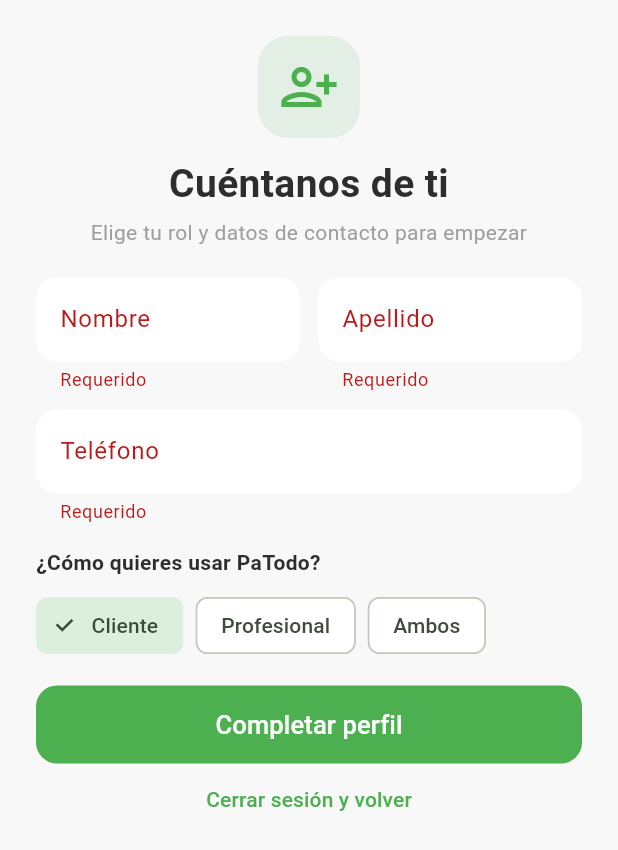
After one commit to CarlosOrozco-1/paTodo, a Flutter app: the CompleteProfileScreen screen opened directly, after a tap on "Completar perfil", on a phone screen of 412 x 824 dp. The commit adds this screen. Shown: the top 850 px of the screen. Run offline on Flutter 3.47's test engine with Material 3 defaults, Android fonts, the phone set to English and light mode, and no system bars; our stand-ins replace cloud_firestore, dio, firebase_auth, firebase_core, flutter_map, geolocator and 2 more; accounts and stored records are empty.

Commit message:
fix(mobile): completar perfil centralizado + fix modal colgado + bienvenida para nuevos usuarios + docs de trabajo con git
- ProfileGate + CompleteProfileScreen: usuario logueado sin doc users/{uid} debe completar rol/datos antes de usar la app (cubre Google nuevo y cuentas huerfanas).
- Fix race condition: el modal 'Completando tu perfil' se quedaba colgado porque ProfileGate desmontaba la pantalla antes del pop; se captura el Navigator antes del await.
- Bienvenida '!Bienvenido a PaTodo!' tras completar perfil (solo perfiles nuevos; los existentes van directo al Welcome).
- app_config: default API_BASE_URL a Render (evita apuntar a 10.0.2.2:3000 en dispositivo fisico y el consiguiente timeout).
- Mensajes de error en lenguaje de usuario (sin 'Render/servidor/timeout').
- docs/trabajo-git.md: flujo de respaldo (backup) e integracion con ramas temporales; seccion en AGENTS.md.
- .gitignore: google-services.json nunca se versiona.

```diff
--- a/frontend-mobile/lib/src/core/config/app_config.dart
+++ b/frontend-mobile/lib/src/core/config/app_config.dart
@@ -1,7 +1,3 @@
-import 'dart:io' show Platform;
-
-import 'package:flutter/foundation.dart' show kIsWeb;
-
 /// Configuración por entorno. El valor se puede inyectar en build-time:
 ///   flutter build apk --dart-define=API_BASE_URL=https://patodo.onrender.com
 class AppConfig {
@@ -28,9 +24,8 @@ class AppConfig {
 
   static String get baseUrl {
     if (_definedBaseUrl.isNotEmpty) return _definedBaseUrl;
-    // Emuladores locales: la API Express corre en el host (no en el emulador).
-    if (kIsWeb) return 'http://127.0.0.1:3000';
-    if (Platform.isAndroid) return 'http://10.0.2.2:3000';
-    return 'http://127.0.0.1:3000';
+    // DEV: la API desplegada es Render. Para desarrollo local (emulador +
+    // Express) se inyecta explícitamente: --dart-define=API_BASE_URL=http://10.0.2.2:3000
+    return 'https://patodo.onrender.com';
   }
 }
--- /dev/null
+++ b/frontend-mobile/lib/src/features/auth/presentation/complete_profile_screen.dart
@@ -0,0 +1,240 @@
+import 'package:flutter/material.dart';
+import '../../../core/network/api_client.dart';
+import '../../../core/theme/app_theme.dart';
+import '../data/auth_repository.dart';
+
+/// Pantalla de "Completar perfil": aparece cuando el usuario tiene sesión
+/// (correo o Google) pero aún no existe el documento users/{uid}. Debe
+/// elegir rol + datos de contacto antes de usar la app.
+/// DEV: centraliza el caso de Google nuevo y las cuentas huérfanas (auth
+/// sin perfil por fallos previos o creación desde consola).
+class CompleteProfileScreen extends StatefulWidget {
+  const CompleteProfileScreen({super.key});
+  @override
+  State<CompleteProfileScreen> createState() => _CompleteProfileScreenState();
+}
+
+class _CompleteProfileScreenState extends State<CompleteProfileScreen> {
+  final _form = GlobalKey<FormState>();
+  final _first = TextEditingController();
+  final _last = TextEditingController();
+  final _phone = TextEditingController();
+  String _role = 'client';
+  bool _loading = false;
+  String? _error;
+
+  late final AuthRepository _repo = AuthRepository(ApiClient.create());
+
+  @override
+  void dispose() {
+    _first.dispose();
+    _last.dispose();
+    _phone.dispose();
+    super.dispose();
+  }
+
+  String? _req(String? v) => (v == null || v.trim().isEmpty) ? 'Requerido' : null;
+
+  Future<void> _complete() async {
+    if (!_form.currentState!.validate()) return;
+    setState(() { _loading = true; _error = null; });
+
+    // DEV: capturar el Navigator ANTES del await. Cuando la API crea el doc
+    // users/{uid}, ProfileGate hace rebuild a Welcome y desmonta esta pantalla;
+    // si usáramos Navigator.of(context) después del await, montado=false
+    // impediría cerrar el modal y quedaría colgado sobre la bienvenida.
+    final navigator = Navigator.of(context);
+
+    // DEV: espera larga (Render despierta 20-50s) → modal no cancelable.
+    _showWaiting();
+    try {
+      await _repo.ensureApiProfile(
+        role: _role,
+        firstName: _first.text.trim(),
+        lastName: _last.text.trim(),
+        phone: _phone.text.trim(),
+      );
+      // Éxito: cierra el modal de espera y da la bienvenida (solo aplica
+      // aquí porque CompleteProfileScreen solo existe para perfiles nuevos;
+      // los que ya tenían perfil llegan directo al Welcome sin modal).
+      navigator.pop();
+      await _showWelcome(navigator, _first.text.trim());
+    } catch (e) {
+      debugPrint('COMPLETE_PROFILE_ERROR: $e');
+      navigator.pop();
+      final m = e.toString();
+      if (m.contains('connection timeout') ||
+          m.contains('SocketException') ||
+          m.contains('Connection refused')) {
+        setState(() => _error = 'No pudimos completar tu perfil. Revisa tu internet e inténtalo de nuevo.');
+      } else if (m.contains('status code of 400')) {
+        setState(() => _error = 'Verifica los datos que ingresaste.');
+      } else {
+        setState(() => _error = 'No pudimos completar tu perfil. Inténtalo de nuevo.');
+      }
+    } finally {
+      if (mounted) setState(() => _loading = false);
+    }
+  }
+
+  void _showWaiting() {
+    showDialog(
+      context: context,
+      barrierDismissible: false,
+      builder: (_) => const AlertDialog(
+        content: Row(children: [
+          CircularProgressIndicator(),
+          SizedBox(width: 20),
+          Expanded(child: Text('Completando tu perfil…\nEsto puede tardar unos segundos…')),
+        ]),
+      ),
+    );
+  }
+
+  /// Bienvenida tras completar el perfil (primera vez). El usuario presiona
+  /// "Empezar" y queda en el Welcome del ProfileGate.
+  /// DEV: se usa el Navigator (no el context de la pantalla) porque al crear
+  /// el doc, ProfileGate puede desmontar esta pantalla en paralelo.
+  Future<void> _showWelcome(NavigatorState navigator, String firstName) async {
+    await showDialog(
+      context: navigator.context,
+      barrierDismissible: false,
+      builder: (_) => AlertDialog(
+        shape: RoundedRectangleBorder(borderRadius: BorderRadius.circular(20)),
+        content: Column(
+          mainAxisSize: MainAxisSize.min,
+          children: [
+            Container(
+              padding: const EdgeInsets.all(16),
+              decoration: BoxDecoration(
+                color: AppTheme.primaryGreen.withValues(alpha: 0.12),
+                shape: BoxShape.circle,
+              ),
+              child: const Icon(Icons.handshake_outlined, size: 48, color: AppTheme.primaryGreen),
+            ),
+            const SizedBox(height: 16),
+            const Text('¡Bienvenido a PaTodo!',
+                style: TextStyle(fontSize: 22, fontWeight: FontWeight.bold)),
+            const SizedBox(height: 8),
+            Text(
+              'Hola, $firstName\nTu perfil está listo. ¿Qué quieres hacer hoy?',
+              textAlign: TextAlign.center,
+              style: const TextStyle(color: AppTheme.textLight),
+            ),
+          ],
+        ),
+        actions: [
+          FilledButton(
+            style: FilledButton.styleFrom(
+              backgroundColor: AppTheme.primaryGreen,
+              shape: RoundedRectangleBorder(borderRadius: BorderRadius.circular(12)),
+            ),
+            onPressed: () => Navigator.of(context).pop(),
+            child: const Text('Empezar'),
+          ),
+        ],
+      ),
+    );
+  }
+
+  InputDecoration _dec(String label) => InputDecoration(
+    labelText: label,
+    filled: true,
+    fillColor: Colors.white,
+    border: OutlineInputBorder(
+      borderRadius: BorderRadius.circular(14),
+      borderSide: BorderSide.none,
+    ),
+  );
+
+  @override
+  Widget build(BuildContext context) {
+    return Scaffold(
+      body: SafeArea(
+        child: Form(
+          key: _form,
+          child: ListView(
+            padding: const EdgeInsets.symmetric(horizontal: 24, vertical: 24),
+            children: [
+              Center(
+                child: Container(
+                  padding: const EdgeInsets.all(14),
+                  decoration: BoxDecoration(
+                    color: AppTheme.primaryGreen.withValues(alpha: 0.12),
+                    borderRadius: BorderRadius.circular(20),
+                  ),
+                  child: const Icon(Icons.person_add_alt_1_outlined, size: 40, color: AppTheme.primaryGreen),
+                ),
+              ),
+              const SizedBox(height: 12),
+              const Text('Cuéntanos de ti',
+                  textAlign: TextAlign.center,
+                  style: TextStyle(fontSize: 26, fontWeight: FontWeight.bold, color: AppTheme.textDark)),
+              const SizedBox(height: 4),
+              const Text('Elige tu rol y datos de contacto para empezar',
+                  textAlign: TextAlign.center, style: TextStyle(color: AppTheme.textLight)),
+              const SizedBox(height: 20),
+              Row(
+                children: [
+                  Expanded(
+                    child: TextFormField(controller: _first, decoration: _dec('Nombre'), validator: _req),
+                  ),
+                  const SizedBox(width: 12),
+                  Expanded(
+                    child: TextFormField(controller: _last, decoration: _dec('Apellido'), validator: _req),
+                  ),
+                ],
+              ),
+              const SizedBox(height: 12),
+              TextFormField(
+                controller: _phone,
+                decoration: _dec('Teléfono'),
+                validator: (v) => _req(v) ?? AuthRepository.validateGtPhone(v),
+                keyboardType: TextInputType.phone,
+              ),
+              const SizedBox(height: 16),
+              const Text('¿Cómo quieres usar PaTodo?',
+                  style: TextStyle(fontWeight: FontWeight.w600, color: AppTheme.textDark)),
+              const SizedBox(height: 8),
+              Wrap(
+                spacing: 8,
+                children: [
+                  for (final r in const ['client', 'worker', 'both'])
+                    ChoiceChip(
+                      label: Text(r == 'client' ? 'Cliente' : r == 'worker' ? 'Profesional' : 'Ambos'),
+                      selected: _role == r,
+                      selectedColor: AppTheme.primaryGreen.withValues(alpha: 0.2),
+                      onSelected: (_) => setState(() => _role = r),
+                    ),
+                ],
+              ),
+              const SizedBox(height: 16),
+              if (_error != null)
+                Container(
+                  padding: const EdgeInsets.all(12),
+                  decoration: BoxDecoration(color: Colors.red.shade50, borderRadius: BorderRadius.circular(12)),
+                  child: Text(_error!, style: const TextStyle(color: Colors.red)),
+                ),
+              if (_error != null) const SizedBox(height: 8),
+              SizedBox(
+                height: 52,
+                child: FilledButton(
+                  style: FilledButton.styleFrom(
+                    backgroundColor: AppTheme.primaryGreen,
+                    shape: RoundedRectangleBorder(borderRadius: BorderRadius.circular(14)),
+                  ),
+                  onPressed: _loading ? null : _complete,
+                  child: const Text('Completar perfil', style: TextStyle(fontSize: 17)),
+                ),
+              ),
+              TextButton(
+                onPressed: _loading ? null : () => _repo.signOut(),
+                child: const Text('Cerrar sesión y volver'),
+              ),
+            ],
+          ),
+        ),
+      ),
+    );
+  }
+}
--- a/frontend-mobile/lib/src/features/home/presentation/home_screen.dart
+++ b/frontend-mobile/lib/src/features/home/presentation/home_screen.dart
@@ -64,7 +64,7 @@ class _HomeScreenState extends State<HomeScreen> {
       if (e.response?.statusCode == 403) {
         setState(() { _role = 'client'; _loading = false; });
       } else {
-        setState(() { _error = 'Sin conexión o servidor no disponible.'; _loading = false; });
+        setState(() { _error = 'No pudimos conectar. Revisa tu internet e inténtalo de nuevo.'; _loading = false; });
       }
     } catch (_) {
       if (mounted) setState(() { _error = 'Ocurrió un error inesperado.'; _loading = false; });
--- a/frontend-mobile/lib/src/features/home/presentation/welcome_screen.dart
+++ b/frontend-mobile/lib/src/features/home/presentation/welcome_screen.dart
@@ -23,9 +23,9 @@ class _WelcomeScreenState extends State<WelcomeScreen> {
   }
 
   Future<void> _loadUser() async {
-    final user = FirebaseAuth.instance.currentUser;
-    if (user == null) return;
     try {
+      final user = FirebaseAuth.instance.currentUser;
+      if (user == null) return;
       final doc = await FirebaseFirestore.instance
           .collection('users')
           .doc(user.uid)
```
Also changed, not shown: frontend-mobile/lib/main.dart (+4 -3 lines), frontend-mobile/lib/src/features/auth/data/auth_repository.dart (+10 -13 lines), frontend-mobile/lib/src/features/auth/presentation/login_screen.dart (+3 -76 lines), frontend-mobile/lib/src/features/auth/presentation/register_screen.dart (+4 -4 lines), frontend-mobile/lib/src/features/home/presentation/profile_gate.dart (added, +59 -0 lines), 4 other files.
